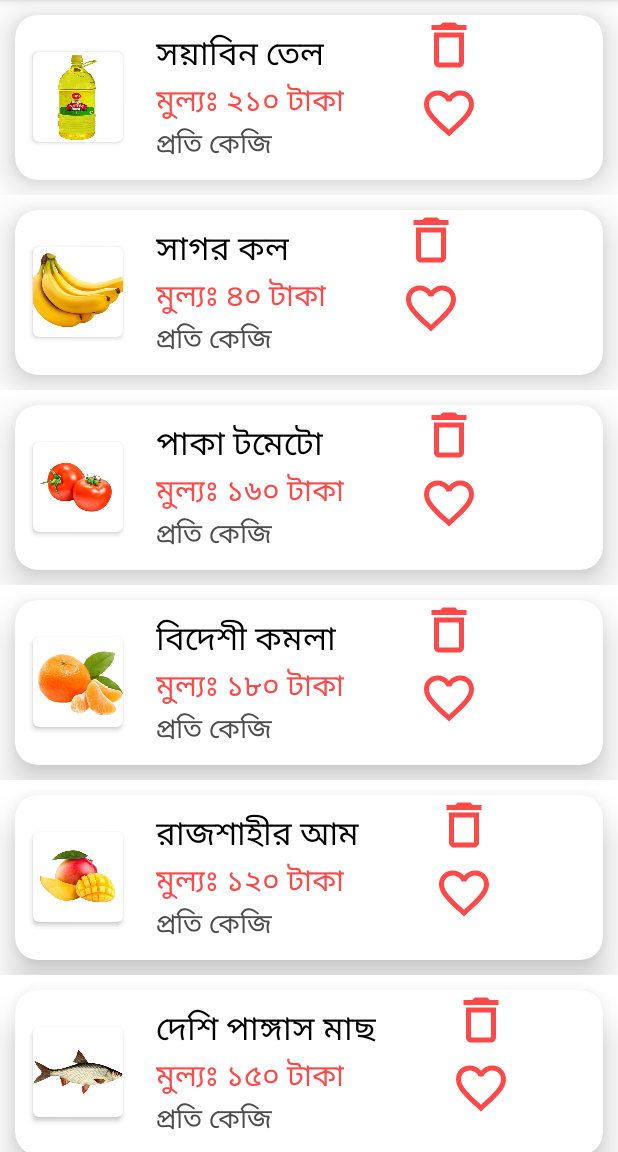
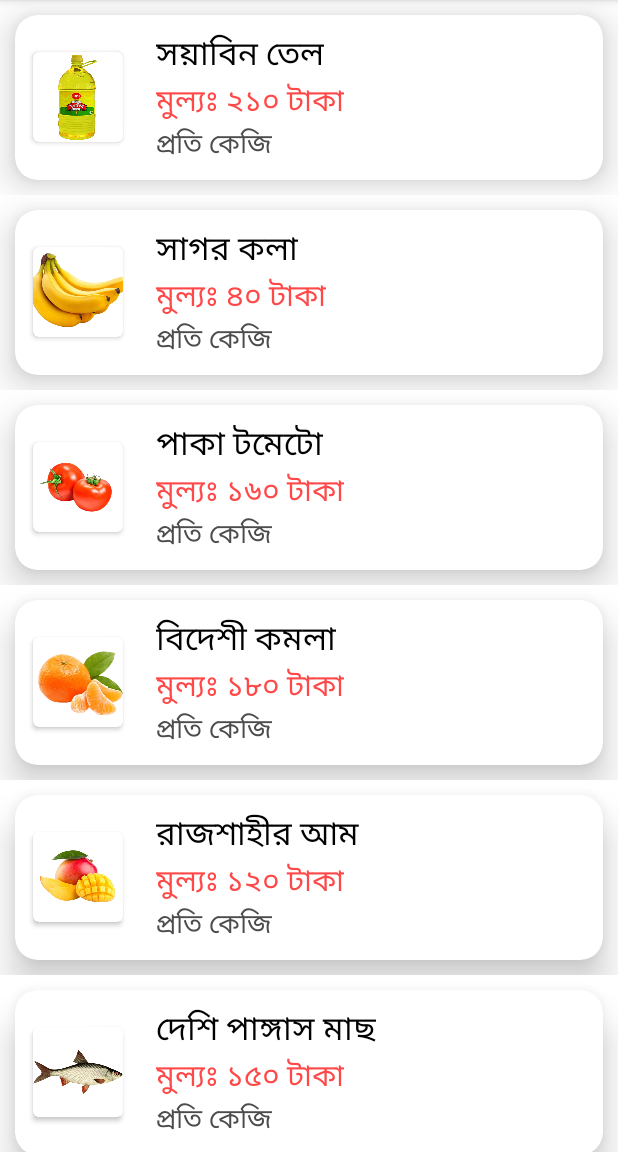
Before and after one commit to Syed-Bipul-Rahman/Bdtask-Classes, an Android app: the screen it shows after launch (MainActivity), on a phone screen of 412 x 824 dp, the part 84-1236 px from its top. Run offline under Robolectric (Android 15) with nearby library versions, the phone set to English and light mode, and no system bars.

Commit message:
Fix: Design issue fixed for everyitem

```diff
--- a/recyclerviewprojct/app/src/main/java/com/classwork/myapplication/MainActivity.java
+++ b/recyclerviewprojct/app/src/main/java/com/classwork/myapplication/MainActivity.java
@@ -51,7 +51,7 @@ public class MainActivity extends AppCompatActivity {
 
         arrayList.add(new Model(R.drawable.oil, "সয়াবিন তেল", "মুল্যঃ ২১০ টাকা"));
 
-        arrayList.add(new Model(R.drawable.banana, "সাগর কল", "মুল্যঃ ৪০ টাকা"));
+        arrayList.add(new Model(R.drawable.banana, "সাগর কলা", "মুল্যঃ ৪০ টাকা"));
 
         arrayList.add(new Model(R.drawable.tomato, "পাকা টমেটো", "মুল্যঃ ১৬০ টাকা"));
         arrayList.add(new Model(R.drawable.orange, "বিদেশী কমলা", "মুল্যঃ ১৮০ টাকা"));
--- a/recyclerviewprojct/app/src/main/res/layout/sample_layout.xml
+++ b/recyclerviewprojct/app/src/main/res/layout/sample_layout.xml
@@ -67,27 +67,6 @@
                     android:textSize="18sp" />
             </LinearLayout>
 
-            <LinearLayout
-                android:layout_width="wrap_content"
-                android:layout_height="wrap_content"
-                android:layout_gravity="end"
-                android:layout_marginLeft="40dp"
-                android:gravity="end"
-                android:orientation="vertical">
-
-                <ImageView
-                    android:id="@+id/delete"
-                    android:layout_width="40dp"
-                    android:layout_height="40dp"
-                    android:src="@drawable/ic_baseline_delete_outline_24" />
-
-                <ImageView
-                    android:id="@+id/favourite"
-                    android:layout_width="40dp"
-                    android:layout_marginTop="5dp"
-                    android:layout_height="40dp"
-                    android:src="@drawable/ic_baseline_favorite_border_24" />
-            </LinearLayout>
 
         </LinearLayout>
     </androidx.cardview.widget.CardView>
```
